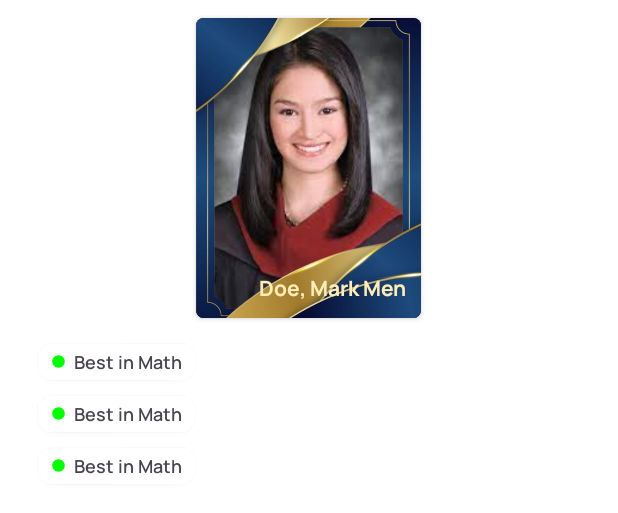
After one commit to cc-paul/e-grad-android, an Android app: the layout bottom_achievement.xml on its own in the app's theme, with its tools: preview values and no code run, on a phone screen of 412 x 824 dp. The commit adds this screen. Shown: the top 513 px of the screen. Run offline under Robolectric (Android 15) with nearby library versions, the phone set to English and light mode, and no system bars.

Commit message:
Added Achievement

```diff
--- a/app/src/main/java/com/jmr/e_grad/data/YearBookRelatedData.kt
+++ b/app/src/main/java/com/jmr/e_grad/data/YearBookRelatedData.kt
@@ -6,5 +6,6 @@ data class YearBookRelatedData(
     @SerializedName("mode") val mode: String = "",
     @SerializedName("schoolYear") val schoolYear: Int = 0,
     @SerializedName("courseId") val courseId: Int = 0,
-    @SerializedName("search") val search: String = ""
+    @SerializedName("search") val search: String = "",
+    @SerializedName("studentNumber") val studentNumber: String = ""
 )
--- /dev/null
+++ b/app/src/main/java/com/jmr/e_grad/recycleview/data/achievementPassItem.kt
@@ -0,0 +1,6 @@
+package com.jmr.e_grad.recycleview.data
+
+data class achievementPassItem(
+    val studentNumber: String,
+    val imageLink: String
+)
--- /dev/null
+++ b/app/src/main/res/drawable/icn_circle.xml
@@ -0,0 +1,5 @@
+<vector xmlns:android="http://schemas.android.com/apk/res/android" android:height="24dp" android:tint="#00FF00" android:viewportHeight="24" android:viewportWidth="24" android:width="24dp">
+
+    <path android:fillColor="@android:color/white" android:pathData="M12,2C6.47,2 2,6.47 2,12s4.47,10 10,10 10,-4.47 10,-10S17.53,2 12,2z"/>
+
+</vector>
--- /dev/null
+++ b/app/src/main/res/layout/bottom_achievement.xml
@@ -0,0 +1,65 @@
+<?xml version="1.0" encoding="utf-8"?>
+<LinearLayout xmlns:android="http://schemas.android.com/apk/res/android"
+    android:layout_width="match_parent"
+    xmlns:app="http://schemas.android.com/apk/res-auto"
+    xmlns:tools="http://schemas.android.com/tools"
+    android:orientation="vertical"
+    android:gravity="center"
+    android:padding="10dp"
+    android:background="@color/white"
+    android:layout_height="wrap_content">
+
+    <androidx.cardview.widget.CardView
+        android:layout_margin="2dp"
+        app:cardElevation="2dp"
+        app:cardCornerRadius="5dp"
+        android:layout_width="150dp"
+        android:layout_height="wrap_content"
+        tools:ignore="MissingConstraints">
+
+        <LinearLayout
+            android:layout_width="match_parent"
+            android:layout_height="wrap_content">
+
+            <RelativeLayout
+                android:layout_width="match_parent"
+                android:layout_height="200dp">
+
+                <ImageView
+                    android:id="@+id/imgGradPic"
+                    android:src="@drawable/sample_grad"
+                    android:scaleType="centerCrop"
+                    android:layout_width="match_parent"
+                    android:layout_height="match_parent"/>
+
+                <ImageView
+                    android:src="@drawable/border"
+                    android:scaleType="centerCrop"
+                    android:layout_width="match_parent"
+                    android:layout_height="match_parent"/>
+
+                <TextView
+                    android:id="@+id/tvFullName"
+                    android:layout_margin="10dp"
+                    android:gravity="bottom|right"
+                    android:textColor="#FFEDB7"
+                    android:fontFamily="@font/man_bold"
+                    android:text="Doe, Mark Men"
+                    android:layout_width="match_parent"
+                    android:layout_height="match_parent"/>
+
+            </RelativeLayout>
+
+
+        </LinearLayout>
+
+    </androidx.cardview.widget.CardView>
+
+    <androidx.recyclerview.widget.RecyclerView
+        android:id="@+id/rvAchievement"
+        tools:listitem="@layout/item_achievement"
+        android:layout_margin="10dp"
+        android:layout_width="match_parent"
+        android:layout_height="wrap_content"/>
+
+</LinearLayout>
--- /dev/null
+++ b/app/src/main/res/layout/item_achievement.xml
@@ -0,0 +1,42 @@
+<?xml version="1.0" encoding="utf-8"?>
+<LinearLayout xmlns:android="http://schemas.android.com/apk/res/android"
+    android:layout_width="wrap_content"
+    android:layout_height="wrap_content"
+    android:padding="2dp"
+    xmlns:app="http://schemas.android.com/apk/res-auto">
+
+    <androidx.cardview.widget.CardView
+        app:cardCornerRadius="10dp"
+        android:layout_margin="3dp"
+        android:layout_width="wrap_content"
+        android:layout_height="wrap_content">
+
+        <LinearLayout
+            android:layout_margin="3dp"
+            android:orientation="horizontal"
+            android:layout_width="wrap_content"
+            android:layout_height="wrap_content">
+
+            <ImageView
+                android:layout_marginStart="5dp"
+                android:layout_gravity="center_vertical"
+                android:layout_marginEnd="5dp"
+                android:src="@drawable/icn_circle"
+                android:layout_width="10dp"
+                android:layout_height="15dp"/>
+
+            <TextView
+                android:layout_marginEnd="5dp"
+                android:id="@+id/tvAchievement"
+                android:gravity="center_vertical"
+                android:textSize="12sp"
+                android:fontFamily="@font/man_semi"
+                android:text="Best in Math"
+                android:layout_width="wrap_content"
+                android:layout_height="wrap_content"/>
+
+        </LinearLayout>
+
+    </androidx.cardview.widget.CardView>
+
+</LinearLayout>
```
Also changed, not shown: app/src/main/java/com/jmr/e_grad/MainActivity.kt (+37 -0 lines), app/src/main/java/com/jmr/e_grad/fragments/BottomAchievement.kt (added, +65 -0 lines), app/src/main/java/com/jmr/e_grad/recycleview/adapter/achievementAdapter.kt (added, +37 -0 lines), app/src/main/java/com/jmr/e_grad/recycleview/adapter/gradsPicAdapter.kt (+8 -0 lines), app/src/main/java/com/jmr/e_grad/services/apiServices.kt (+29 -0 lines).
